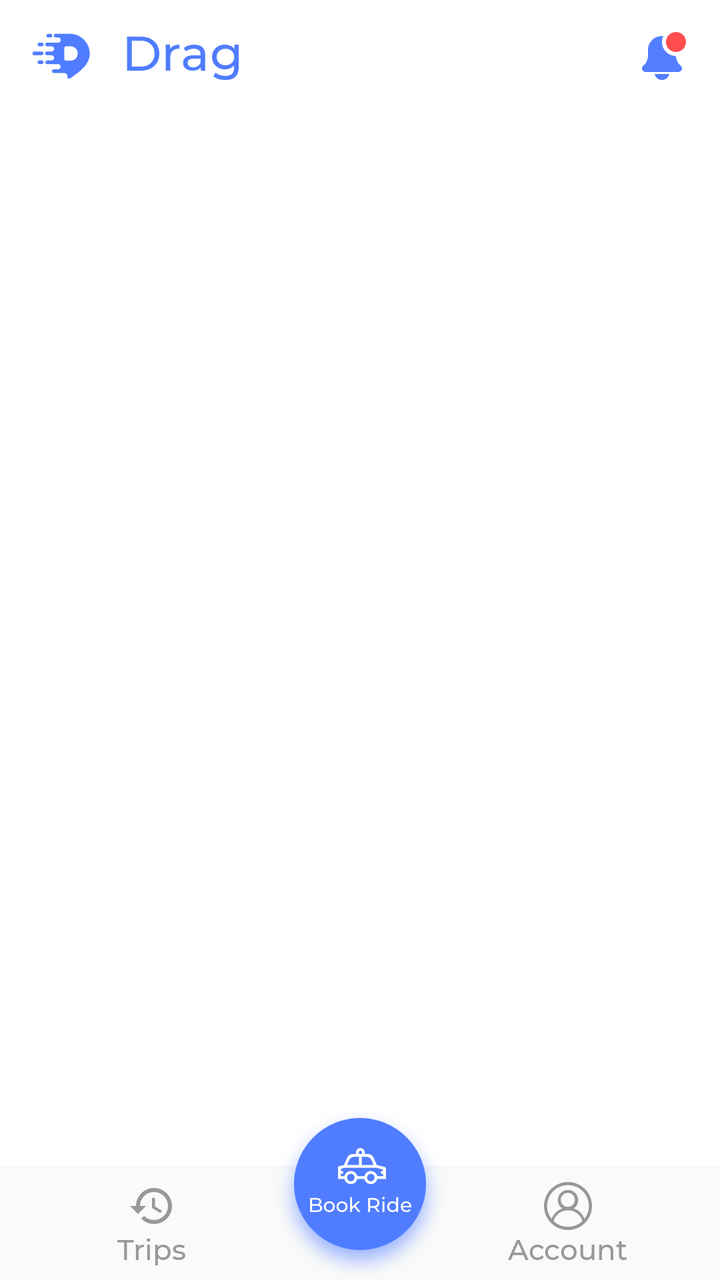
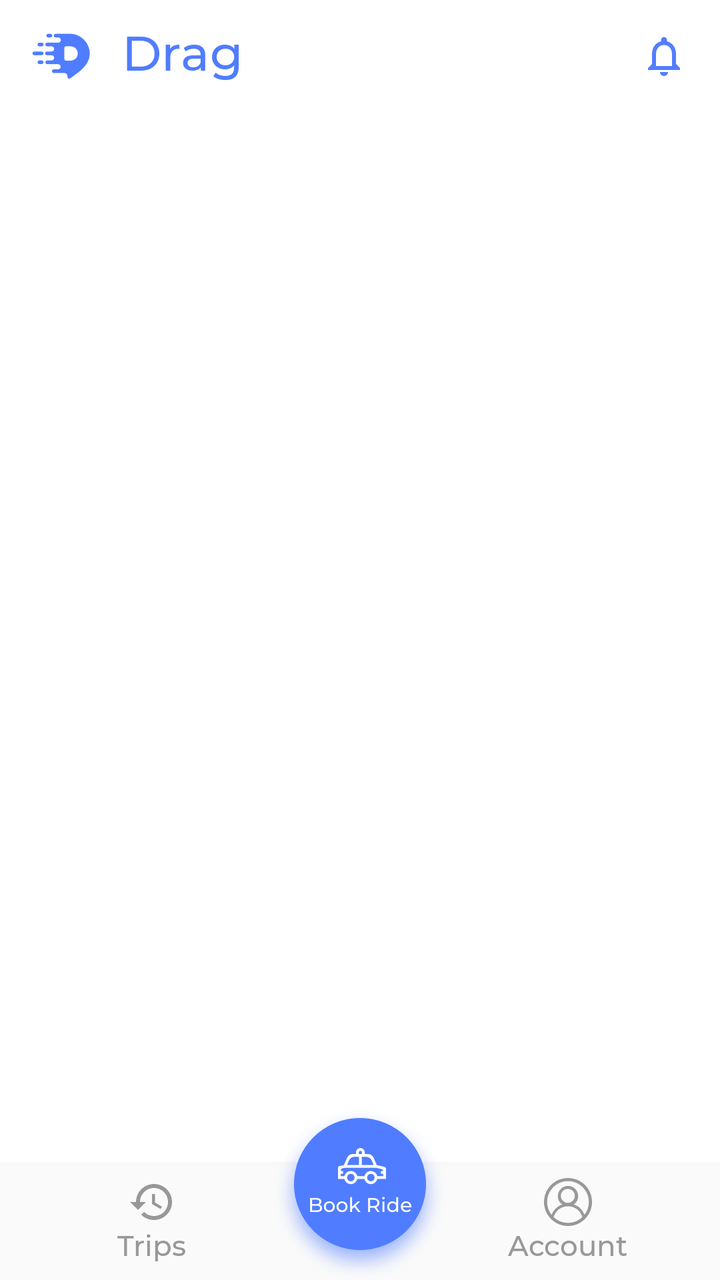

Compare the two renders of this Android layout. The source of the first and the diff that turns it into the second are given below.
<!-- AndroidManifest.xml: application theme AppTheme -->
<!-- res/layout/activity_main.xml -->
<LinearLayout xmlns:android="http://schemas.android.com/apk/res/android"
    xmlns:app="http://schemas.android.com/apk/res-auto"
    android:layout_width="match_parent"
    android:layout_height="match_parent"
    android:background="@color/white"
    android:fitsSystemWindows="true"
    android:orientation="vertical">

    <LinearLayout
        android:layout_width="match_parent"
        android:layout_height="wrap_content"
        android:background="@color/white">

        <ImageView
            android:layout_width="wrap_content"
            android:layout_height="match_parent"
            android:layout_gravity="center_vertical"
            android:contentDescription="@string/app_name"
            android:paddingStart="16dp"
            android:paddingEnd="16dp"
            android:src="@drawable/ic_main_logo" />

        <TextView
            android:id="@+id/main_title"
            style="@style/TextStyle23"
            android:layout_width="0dp"
            android:layout_height="?attr/actionBarSize"
            android:layout_weight="1"
            android:gravity="center_vertical"
            android:paddingBottom="4dp"
            android:text="@string/app_name" />

        <ImageButton
            android:id="@+id/main_notifications"
            android:layout_width="?attr/actionBarSize"
            android:layout_height="?attr/actionBarSize"
            android:background="@color/white"
            android:contentDescription="@string/notifications"
            app:srcCompat="@drawable/ic_notifications" />

    </LinearLayout>

    <android.support.design.widget.CoordinatorLayout
        android:layout_width="match_parent"
        android:layout_height="match_parent"
        android:orientation="vertical">

        <android.support.v4.widget.NestedScrollView
            android:id="@+id/main_nested_scroll"
            android:layout_width="match_parent"
            android:layout_height="match_parent"
            android:scrollbars="none"
            android:scrollingCache="true">

            <FrameLayout
                android:id="@+id/main_content_frame"
                android:layout_width="match_parent"
                android:layout_height="wrap_content"
                android:paddingBottom="72dp" />

        </android.support.v4.widget.NestedScrollView>

        <LinearLayout
            android:layout_width="match_parent"
            android:layout_height="wrap_content"
            android:layout_gravity="bottom"
            android:background="@color/white_three"
            android:orientation="vertical">

            <View
                android:layout_width="match_parent"
                android:layout_height="2dp"
                android:background="#05989898" />

            <LinearLayout
                android:layout_width="match_parent"
                android:layout_height="wrap_content"
                android:background="@color/white_three"
                android:orientation="horizontal">

                <LinearLayout
                    android:id="@+id/main_trips"
                    android:layout_width="0dp"
                    android:layout_height="wrap_content"
                    android:layout_weight="1"
                    android:background="?attr/selectableItemBackgroundBorderless"
                    android:clickable="true"
                    android:focusable="true"
                    android:gravity="center"
                    android:orientation="vertical"
                    android:paddingTop="6dp"
                    android:paddingBottom="6dp">

                    <ImageButton
                        android:layout_width="wrap_content"
                        android:layout_height="wrap_content"
                        android:background="@android:color/transparent"
                        android:contentDescription="@string/trips"
                        android:src="@drawable/ic_trips" />

                    <TextView
                        style="@style/TextStyle11"
                        android:layout_width="wrap_content"
                        android:layout_height="wrap_content"
                        android:text="@string/trips" />

                </LinearLayout>

                <View
                    android:layout_width="?attr/actionBarSize"
                    android:layout_height="0dp" />

                <LinearLayout
                    android:id="@+id/main_account"
                    android:layout_width="0dp"
                    android:layout_height="wrap_content"
                    android:layout_weight="1"
                    android:background="?attr/selectableItemBackgroundBorderless"
                    android:clickable="true"
                    android:focusable="true"
                    android:gravity="center"
                    android:orientation="vertical"
                    android:paddingTop="6dp"
                    android:paddingBottom="6dp">

                    <ImageButton
                        android:layout_width="wrap_content"
                        android:layout_height="wrap_content"
                        android:background="@android:color/transparent"
                        android:contentDescription="@string/account"
                        app:srcCompat="@drawable/ic_account" />

                    <TextView
                        style="@style/TextStyle11"
                        android:layout_width="wrap_content"
                        android:layout_height="wrap_content"
                        android:text="@string/account" />

                </LinearLayout>

            </LinearLayout>

        </LinearLayout>

        <ImageButton
            android:id="@+id/main_book_ride"
            android:layout_width="wrap_content"
            android:layout_height="wrap_content"
            android:layout_gravity="bottom|center"
            android:background="@android:color/transparent"
            android:contentDescription="@string/book_ride"
            android:src="@drawable/ic_book_ride" />

    </android.support.design.widget.CoordinatorLayout>

</LinearLayout>
<!-- resources referenced by this layout -->
<resources>
  <color name="white">#ffffff</color>
  <color name="white_three">#fafafa</color>
  <!-- drawable ic_account (drawable) -->
  <vector xmlns:android="http://schemas.android.com/apk/res/android"
      android:width="24dp"
      android:height="24dp"
      android:viewportWidth="24"
      android:viewportHeight="24">
      <path
          android:fillColor="#989898"
          android:fillType="nonZero"
          android:pathData="M3.765,18.401a8.784,8.784 0,0 1,2.023 -3.078,8.752 8.752,0 0,1 3.338,-2.094 5.077,5.077 0,0 1,-2.205 -4.185c0,-2.801 2.278,-5.08 5.079,-5.08 2.8,0 5.08,2.279 5.08,5.08a5.077,5.077 0,0 1,-2.206 4.185c1.243,0.429 2.382,1.03 3.338,1.987a8.76,8.76 0,0 1,2.027 3.15,10.383 10.383,0 0,0 2.177,-6.378c0,-5.76 -4.669,-10.428 -10.428,-10.428 -5.76,0 -10.428,4.669 -10.428,10.428 0,2.418 0.823,4.644 2.205,6.413zM4.825,19.567a10.392,10.392 0,0 0,7.163 2.849c2.783,0 5.312,-1.09 7.182,-2.867 -0.837,-3.153 -3.734,-5.426 -7.17,-5.426 -3.442,0 -6.344,2.282 -7.174,5.444zM11.912,12.46a3.532,3.532 0,0 0,3.528 -3.528,3.532 3.532,0 0,0 -3.528,-3.528 3.532,3.532 0,0 0,-3.528 3.528,3.532 3.532,0 0,0 3.528,3.528zM12,24C5.373,24 0,18.627 0,12S5.373,0 12,0s12,5.373 12,12 -5.373,12 -12,12z" />
  </vector>
  <!-- drawable ic_book_ride: png bitmap (drawable-hdpi, 13701 bytes) -->
  <!-- drawable ic_main_logo: png bitmap (drawable-hdpi, 1274 bytes) -->
  <!-- drawable ic_notifications (drawable) -->
  <vector xmlns:android="http://schemas.android.com/apk/res/android"
      android:width="24dp"
      android:height="24dp"
      android:viewportWidth="512"
      android:viewportHeight="512">
      <path
          android:fillColor="#527eff"
          android:pathData="m234.344,512c38.637,0 70.957,-27.543 78.379,-64h-156.758c7.426,36.457 39.746,64 78.379,64zM234.344,512" />
      <path
          android:fillColor="#527eff"
          android:pathData="m383.934,255.98c-0.086,0 -0.172,0.02 -0.258,0.02 -82.324,0 -149.332,-66.988 -149.332,-149.332 0,-22.637 5.207,-44.035 14.273,-63.277 -4.695,-0.445 -9.453,-0.723 -14.273,-0.723 -82.473,0 -149.332,66.855 -149.332,149.332v59.477c0,42.219 -18.496,82.07 -50.945,109.504 -10.816,9.238 -15.617,23.957 -11.734,38.316 4.523,16.703 21.035,27.371 38.359,27.371h347.199c18.176,0 35.309,-11.777 38.996,-29.59 2.859,-13.781 -2.047,-27.543 -12.734,-36.523 -31.02,-26.004 -48.961,-64.215 -50.219,-104.574zM383.934,255.98" />
      <path
          android:fillColor="#ff4c4c"
          android:pathData="m490.344,106.668c0,58.91 -47.754,106.664 -106.668,106.664 -58.91,0 -106.664,-47.754 -106.664,-106.664 0,-58.91 47.754,-106.668 106.664,-106.668 58.914,0 106.668,47.758 106.668,106.668zM490.344,106.668" />
  </vector>
  <!-- drawable ic_trips: png bitmap (drawable-hdpi, 1087 bytes) -->
  <string name="account">Account</string>
  <string name="app_name">Drag</string>
  <string name="book_ride">Book Ride</string>
  <string name="notifications">Notifications</string>
  <string name="trips">Trips</string>
  <style name="TextStyle11">
          <item name="android:textSize">14sp</item>
          <item name="android:textColor">@color/warm_grey</item>
          <item name="android:fontFamily">@font/montserrat_medium</item>
      </style>
  <style name="TextStyle23">
          <item name="android:textSize">24sp</item>
          <item name="android:textColor">@color/lightish_blue</item>
          <item name="android:fontFamily">@font/montserrat_medium</item>
      </style>
  <style name="AppTheme" parent="Theme.AppCompat.Light.DarkActionBar">
          <item name="colorPrimary">@color/colorPrimary</item>
          <item name="colorPrimaryDark">@color/colorPrimaryDark</item>
          <item name="colorAccent">@color/colorAccent</item>
          <item name="windowActionBar">false</item>
          <item name="windowNoTitle">true</item>
      </style>
  <color name="warm_grey">#989898</color>
  <color name="lightish_blue">#507dff</color>
  <color name="colorPrimary">#507dff</color>
  <color name="colorPrimaryDark">#527eff</color>
  <color name="colorAccent">#507dff</color>
</resources>

<!-- the commit's change to res/layout/activity_main.xml (unified diff, before → after) -->
@@ -89,16 +89,18 @@
                     android:gravity="center"
                     android:orientation="vertical"
                     android:paddingTop="6dp"
-                    android:paddingBottom="6dp">
+                    android:paddingBottom="8dp">
 
                     <ImageButton
+                        android:id="@+id/main_trips_button"
                         android:layout_width="wrap_content"
                         android:layout_height="wrap_content"
                         android:background="@android:color/transparent"
                         android:contentDescription="@string/trips"
-                        android:src="@drawable/ic_trips" />
+                        app:srcCompat="@drawable/ic_trips" />
 
                     <TextView
+                        android:id="@+id/main_trips_title"
                         style="@style/TextStyle11"
                         android:layout_width="wrap_content"
                         android:layout_height="wrap_content"
@@ -121,9 +123,10 @@
                     android:gravity="center"
                     android:orientation="vertical"
                     android:paddingTop="6dp"
-                    android:paddingBottom="6dp">
+                    android:paddingBottom="8dp">
 
                     <ImageButton
+                        android:id="@+id/main_account_button"
                         android:layout_width="wrap_content"
                         android:layout_height="wrap_content"
                         android:background="@android:color/transparent"
@@ -131,6 +134,7 @@
                         app:srcCompat="@drawable/ic_account" />
 
                     <TextView
+                        android:id="@+id/main_account_title"
                         style="@style/TextStyle11"
                         android:layout_width="wrap_content"
                         android:layout_height="wrap_content"
<!-- resource entries referenced after the edit -->
@@ -19,19 +19,23 @@
   <vector xmlns:android="http://schemas.android.com/apk/res/android"
       android:width="24dp"
       android:height="24dp"
-      android:viewportWidth="512"
-      android:viewportHeight="512">
+      android:tint="#527eff"
+      android:viewportWidth="24.0"
+      android:viewportHeight="24.0">
       <path
-          android:fillColor="#527eff"
-          android:pathData="m234.344,512c38.637,0 70.957,-27.543 78.379,-64h-156.758c7.426,36.457 39.746,64 78.379,64zM234.344,512" />
+          android:fillColor="#FF000000"
+          android:pathData="M12,22c1.1,0 2,-0.9 2,-2h-4c0,1.1 0.9,2 2,2zM18,16v-5c0,-3.07 -1.63,-5.64 -4.5,-6.32L13.5,4c0,-0.83 -0.67,-1.5 -1.5,-1.5s-1.5,0.67 -1.5,1.5v0.68C7.64,5.36 6,7.92 6,11v5l-2,2v1h16v-1l-2,-2zM16,17L8,17v-6c0,-2.48 1.51,-4.5 4,-4.5s4,2.02 4,4.5v6z" />
+  </vector>
+  <!-- drawable ic_trips (drawable) -->
+  <vector xmlns:android="http://schemas.android.com/apk/res/android"
+      android:width="24dp"
+      android:height="24dp"
+      android:viewportWidth="24.0"
+      android:viewportHeight="24.0">
       <path
-          android:fillColor="#527eff"
-          android:pathData="m383.934,255.98c-0.086,0 -0.172,0.02 -0.258,0.02 -82.324,0 -149.332,-66.988 -149.332,-149.332 0,-22.637 5.207,-44.035 14.273,-63.277 -4.695,-0.445 -9.453,-0.723 -14.273,-0.723 -82.473,0 -149.332,66.855 -149.332,149.332v59.477c0,42.219 -18.496,82.07 -50.945,109.504 -10.816,9.238 -15.617,23.957 -11.734,38.316 4.523,16.703 21.035,27.371 38.359,27.371h347.199c18.176,0 35.309,-11.777 38.996,-29.59 2.859,-13.781 -2.047,-27.543 -12.734,-36.523 -31.02,-26.004 -48.961,-64.215 -50.219,-104.574zM383.934,255.98" />
-      <path
-          android:fillColor="#ff4c4c"
-          android:pathData="m490.344,106.668c0,58.91 -47.754,106.664 -106.668,106.664 -58.91,0 -106.664,-47.754 -106.664,-106.664 0,-58.91 47.754,-106.668 106.664,-106.668 58.914,0 106.668,47.758 106.668,106.668zM490.344,106.668" />
+          android:fillColor="#989898"
+          android:pathData="M13,3c-4.97,0 -9,4.03 -9,9L1,12l3.89,3.89 0.07,0.14L9,12L6,12c0,-3.87 3.13,-7 7,-7s7,3.13 7,7 -3.13,7 -7,7c-1.93,0 -3.68,-0.79 -4.94,-2.06l-1.42,1.42C8.27,19.99 10.51,21 13,21c4.97,0 9,-4.03 9,-9s-4.03,-9 -9,-9zM12,8v5l4.28,2.54 0.72,-1.21 -3.5,-2.08L13.5,8L12,8z" />
   </vector>
-  <!-- drawable ic_trips: png bitmap (drawable-hdpi, 1087 bytes) -->
   <string name="account">Account</string>
   <string name="app_name">Drag</string>
   <string name="book_ride">Book Ride</string>
